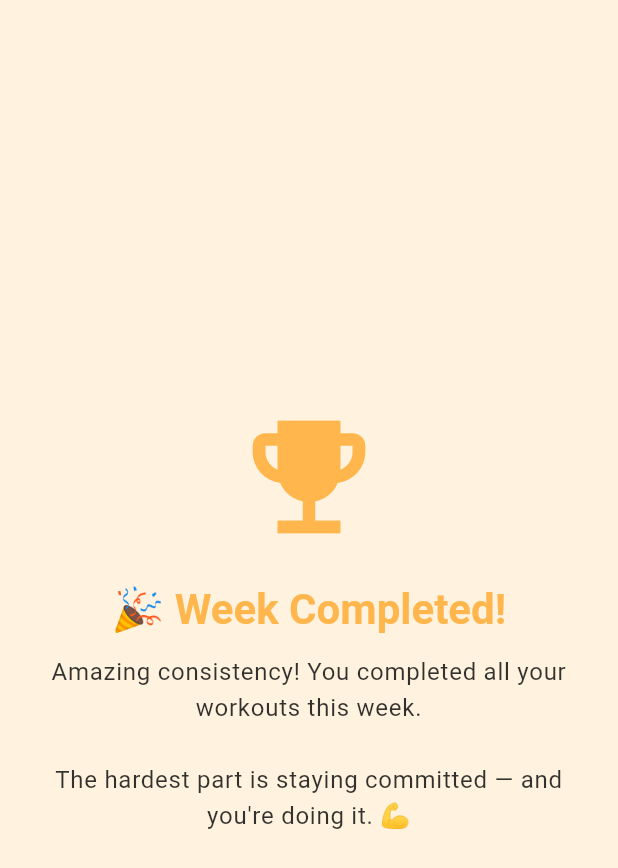
After one commit to Zivadinhoo/SyncRun, a Flutter app: the WeeklyRewardScreen screen opened directly, on a phone screen of 412 x 824 dp. The commit adds this screen. Shown: the top 868 px of the screen. Run offline on Flutter 3.47's test engine with Material 3 defaults, Android fonts, the phone set to English and light mode, and no system bars; our stand-ins replace fl_chart, flutter_riverpod, flutter_secure_storage, shared_preferences; accounts and stored records are empty; network calls fail.

Commit message:
weekly completion, rewards screen & dark mode polish

```diff
--- a/flutter-mobile/lib/app.dart
+++ b/flutter-mobile/lib/app.dart
@@ -7,11 +7,10 @@ class RunWithCoachApp extends StatelessWidget {
 
   @override
   Widget build(BuildContext context) {
-    // Simulacija role za testiranje (ovo ćeš kasnije dobiti iz Auth servisa)
     final UserRole userRole = UserRole.coach;
 
     return MaterialApp(
-      title: 'RunWithCoach',
+      title: 'Syncrun',
       theme: ThemeData(
         colorScheme: ColorScheme.fromSeed(
           seedColor: Colors.orange,
--- a/flutter-mobile/lib/features/athlete/providers/active_plan_provider.dart
+++ b/flutter-mobile/lib/features/athlete/providers/active_plan_provider.dart
@@ -17,7 +17,7 @@ final activePlanIdProvider = FutureProvider<int?>((
   if (token == null) throw Exception("No token found");
 
   final response = await http.get(
-    Uri.parse('http://192.168.0.45:3001/users/me'),
+    Uri.parse('http://192.168.0.49:3001/users/me'),
     headers: {
       'Authorization': 'Bearer $token',
       'Content-Type': 'application/json',
@@ -44,7 +44,7 @@ final setActivePlanProvider = Provider<
 
     final response = await http.post(
       Uri.parse(
-        'http://192.168.0.45:3001/users/set-active-plan',
+        'http://192.168.0.49:3001/users/set-active-plan',
       ),
       headers: {
         'Authorization': 'Bearer $token',
--- a/flutter-mobile/lib/features/athlete/providers/assigned_plans_provider.dart
+++ b/flutter-mobile/lib/features/athlete/providers/assigned_plans_provider.dart
@@ -6,7 +6,6 @@ import 'package:flutter_secure_storage/flutter_secure_storage.dart';
 
 final _secureStorage = FlutterSecureStorage();
 
-/// Provider koji vraća listu jedinstvenih dodeljenih planova (po ID-u)
 final assignedPlansFutureProvider =
     FutureProvider.autoDispose<List<AssignedPlan>>((
       ref,
@@ -22,7 +21,7 @@ final assignedPlansFutureProvider =
 
       final response = await http.get(
         Uri.parse(
-          'http://192.168.0.45:3001/assigned-plan/mine',
+          'http://192.168.0.49:3001/assigned-plan/mine',
         ),
         headers: {
           'Authorization': 'Bearer $token',
--- /dev/null
+++ b/flutter-mobile/lib/features/athlete/providers/selected_week_provider.dart
@@ -0,0 +1,3 @@
+import 'package:flutter_riverpod/flutter_riverpod.dart';
+
+final selectedWeekProvider = StateProvider<int>((ref) => 1);
--- a/flutter-mobile/lib/features/athlete/providers/training_days_provider.dart
+++ b/flutter-mobile/lib/features/athlete/providers/training_days_provider.dart
@@ -23,7 +23,7 @@ final trainingDaysProviderFamily = FutureProvider.family<
   }
 
   final url =
-      'http://192.168.0.45:3001/training-days/by-assigned-plan/$assignedPlanId';
+      'http://192.168.0.49:3001/training-days/by-assigned-plan/$assignedPlanId';
 
   final response = await http.get(
     Uri.parse(url),
--- a/flutter-mobile/lib/features/athlete/providers/weekly_review_provider.dart
+++ b/flutter-mobile/lib/features/athlete/providers/weekly_review_provider.dart
@@ -17,7 +17,7 @@ final weeklyReviewProvider = FutureProvider.family.autoDispose<
   }
 
   final uri = Uri.parse(
-    'http://192.168.0.45:3001/training-days/weekly-summary',
+    'http://192.168.0.49:3001/training-days/weekly-summary',
   ).replace(
     queryParameters: {
       'planId': params.assignedPlanId.toString(),
--- a/flutter-mobile/lib/features/athlete/screens/training_day_screen.dart
+++ b/flutter-mobile/lib/features/athlete/screens/training_day_screen.dart
@@ -1,7 +1,6 @@
 import 'package:flutter/material.dart';
 import 'package:frontend/features/athlete/services/athlete_feedback_service.dart';
 import 'package:frontend/features/athlete/services/training_day_service.dart';
-import 'package:frontend/features/models/training_day_feedback.dart';
 import 'package:intl/intl.dart';
 
 class TrainingDayScreen extends StatefulWidget {
@@ -137,7 +136,7 @@ class _TrainingDayScreenState
     final dateStr = DateFormat(
       'd.M.y',
     ).format(widget.assignedAt);
-    final theme = Theme.of(context);
+    Theme.of(context);
     final themeColor = const Color(0xFFFFA726);
 
     return Scaffold(
--- /dev/null
+++ b/flutter-mobile/lib/features/athlete/screens/weekly_reward_screen.dart
@@ -0,0 +1,70 @@
+import 'package:flutter/material.dart';
+
+class WeeklyRewardScreen extends StatefulWidget {
+  const WeeklyRewardScreen({super.key});
+
+  @override
+  State<WeeklyRewardScreen> createState() =>
+      _WeeklyRewardScreenState();
+}
+
+class _WeeklyRewardScreenState
+    extends State<WeeklyRewardScreen> {
+  @override
+  void initState() {
+    super.initState();
+    // Auto-close after 2 seconds and return `true` to trigger next week
+    Future.delayed(const Duration(seconds: 2), () {
+      Navigator.pop(context, true);
+    });
+  }
+
+  @override
+  Widget build(BuildContext context) {
+    final theme = Theme.of(context);
+    final isDark = theme.brightness == Brightness.dark;
+
+    return Scaffold(
+      backgroundColor:
+          isDark
+              ? Colors.grey.shade900
+              : Colors.orange.shade50,
+      body: Center(
+        child: Padding(
+          padding: const EdgeInsets.symmetric(
+            horizontal: 32.0,
+          ),
+          child: Column(
+            mainAxisAlignment: MainAxisAlignment.center,
+            children: [
+              Icon(
+                Icons.emoji_events,
+                size: 100,
+                color: theme.colorScheme.primary,
+              ),
+              const SizedBox(height: 20),
+              Text(
+                "🎉 Week Completed!",
+                style: theme.textTheme.headlineMedium
+                    ?.copyWith(
+                      fontWeight: FontWeight.bold,
+                      color: theme.colorScheme.primary,
+                    ),
+                textAlign: TextAlign.center,
+              ),
+              const SizedBox(height: 12),
+              Text(
+                "Amazing consistency! You completed all your workouts this week.\n\nThe hardest part is staying committed — and you're doing it. 💪",
+                style: theme.textTheme.bodyLarge?.copyWith(
+                  color: theme.colorScheme.onSurface
+                      .withOpacity(0.8),
+                ),
+                textAlign: TextAlign.center,
+              ),
+            ],
+          ),
+        ),
+      ),
+    );
+  }
+}
--- a/flutter-mobile/lib/features/athlete/services/assigned_plans_service.dart
+++ b/flutter-mobile/lib/features/athlete/services/assigned_plans_service.dart
@@ -5,7 +5,7 @@ import 'package:http/http.dart' as http;
 
 class AssignedPlansService {
   final _storage = const FlutterSecureStorage();
-  final String _baseUrl = 'http://192.168.0.45:3001';
+  final String _baseUrl = 'http://192.168.0.49:3001';
 
   Future<List<AssignedPlan>> fetchAssignedPlans() async {
     final token = await _storage.read(key: 'accessToken');
--- a/flutter-mobile/lib/features/athlete/services/athlete_feedback_service.dart
+++ b/flutter-mobile/lib/features/athlete/services/athlete_feedback_service.dart
@@ -4,7 +4,7 @@ import 'package:shared_preferences/shared_preferences.dart';
 import 'package:http/http.dart' as http;
 
 class AthleteFeedbackService {
-  final String baseUrl = 'http://192.168.0.45:3001';
+  final String baseUrl = 'http://192.168.0.49:3001';
 
   Future<String?> _getToken() async {
     final prefs = await SharedPreferences.getInstance();
--- a/flutter-mobile/lib/features/athlete/services/weekly_review_service.dart
+++ b/flutter-mobile/lib/features/athlete/services/weekly_review_service.dart
@@ -5,7 +5,7 @@ import '../../models/weekly_review.dart';
 
 class WeeklyReviewService {
   final _storage = const FlutterSecureStorage();
-  final String _baseUrl = 'http://192.168.0.45:3001';
+  final String _baseUrl = 'http://192.168.0.49:3001';
 
   Future<WeeklyReview> fetchWeeklyReview({
     required int athleteId,
--- a/flutter-mobile/lib/features/auth/services/auth_service.dart
+++ b/flutter-mobile/lib/features/auth/services/auth_service.dart
@@ -9,7 +9,7 @@ class AuthService {
 
   bool get isLoggedInMemory => _accessToken != null;
 
-  final String baseUrl = 'http://192.168.0.45:3001';
+  final String baseUrl = 'http://192.168.0.49:3001';
 
   Future<void> saveTokens(
     String accessToken,
```
Also changed, not shown: flutter-mobile/lib/features/athlete/providers/weekly_completion_provider.dart (added, +13 -0 lines), flutter-mobile/lib/features/athlete/screens/athlete_dashboard_screen.dart (+128 -51 lines), flutter-mobile/lib/features/athlete/widgets/training_day_card.dart (+12 -4 lines), flutter-mobile/lib/features/athlete/widgets/week_selector_widget.dart (added, +71 -0 lines), flutter-mobile/lib/features/auth/services/athlete_service.dart (deleted, +0 -21 lines), flutter-mobile/lib/main.dart (+10 -7 lines).
